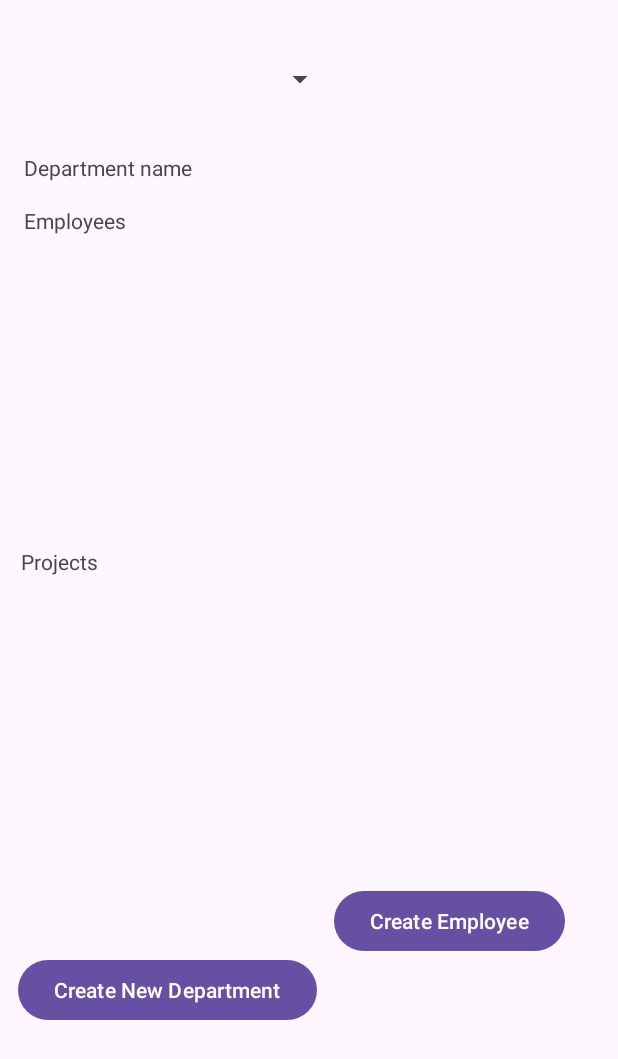
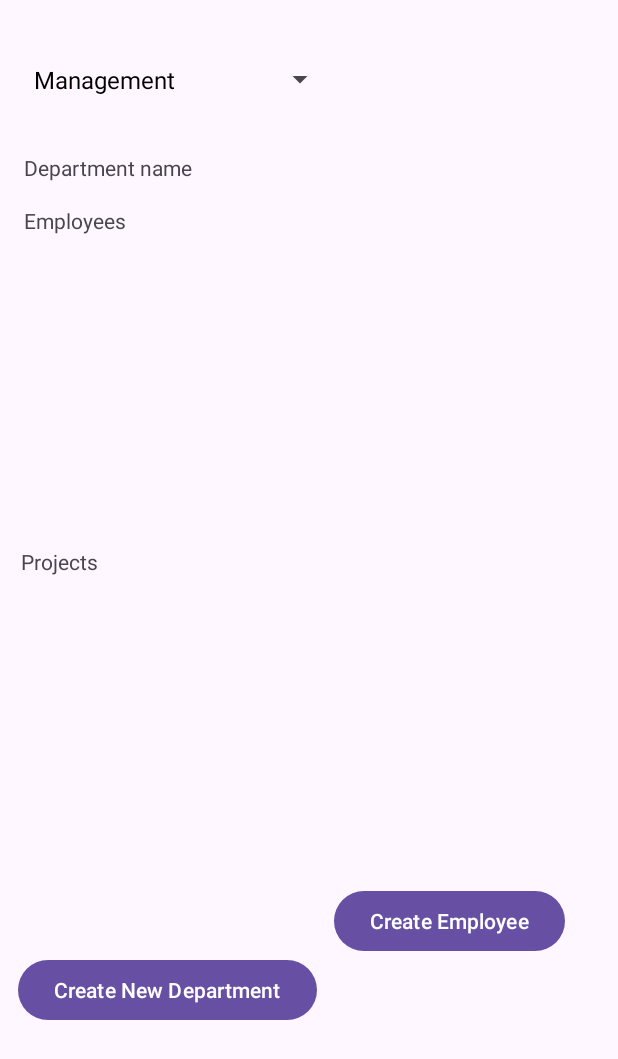
Before and after one commit to definetelynothacker/EMSadmin, an Android app: the DepartmentActivity screen opened directly, with no data from a screen before it, on a phone screen of 412 x 824 dp. Shown: the top 1059 px of the screen. Run offline under Robolectric (Android 15) with nearby library versions, the phone set to English and light mode, and no system bars.

Commit message:
Department activity spinner, need to do recyclerview next within departmentActivity

```diff
--- a/app/src/main/java/com/example/emsadmin/DepartmentActivity.kt
+++ b/app/src/main/java/com/example/emsadmin/DepartmentActivity.kt
@@ -2,17 +2,28 @@ package com.example.emsadmin
 
 import android.content.Intent
 import android.os.Bundle
+import android.view.View
+import android.widget.AdapterView
+import android.widget.ArrayAdapter
 import android.widget.Button
 import android.widget.EditText
+import android.widget.Spinner
 import android.widget.Toast
 import androidx.activity.enableEdgeToEdge
 import androidx.appcompat.app.AppCompatActivity
 import androidx.core.view.ViewCompat
 import androidx.core.view.WindowInsetsCompat
+import androidx.recyclerview.widget.RecyclerView
 
 class DepartmentActivity : AppCompatActivity() {
 
     private lateinit var btnCreateEmployee: Button
+    private lateinit var spinnerDepartments: Spinner
+    private lateinit var selectedDepartmentID: String
+    private lateinit var employeeListAssignedToDepartment: MutableList<Employee>
+    private lateinit var employeeListToDisplay: MutableList<Employee>
+
+    private lateinit var rcvEmployeeInDepartment: RecyclerView
 
     override fun onCreate(savedInstanceState: Bundle?) {
         super.onCreate(savedInstanceState)
@@ -25,6 +36,34 @@ class DepartmentActivity : AppCompatActivity() {
         }
         navigateToAddDepartmentActivity()
         navigateToAddEmployeeActivity()
+
+        employeeListAssignedToDepartment = mutableListOf()
+        employeeListToDisplay = mutableListOf()
+
+        spinnerDepartments = findViewById(R.id.spinnerDepartments)
+        val departmentList = DepartmentManager.getDepartmentList().map{it.getDepartmentName() to it.getDepartmentID()}
+        if (departmentList.isEmpty()) {
+            Toast.makeText(this, "No departments found", Toast.LENGTH_SHORT).show()
+            return
+        }
+        val departmentNames = departmentList.map{it.first}
+        val adapter = ArrayAdapter(this, R.layout.department_spinner_text_only, departmentNames)
+        adapter.setDropDownViewResource(android.R.layout.simple_spinner_dropdown_item)
+        spinnerDepartments.adapter = adapter
+        spinnerDepartments.onItemSelectedListener = object : AdapterView.OnItemSelectedListener{
+            override fun onItemSelected(parent: AdapterView<*>?, view: View?, position: Int, id: Long) {
+                selectedDepartmentID = departmentList[position].second
+                getEmployeesUnderDepartment(selectedDepartmentID)
+            }
+            override fun onNothingSelected(parent: AdapterView<*>?){
+                selectedDepartmentID = ""
+            }
+        }/*
+        getEmployeesUnderDepartment(selectedDepartmentID)
+        rcvEmployeeInDepartment = findViewById(R.id.rcvEmployeeInDepartment)
+        val adapterEmp = EmployeeAdapter(employeeListToDisplay)
+        rcvEmployeeInDepartment.adapter = adapterEmp*/
+
     }
     private fun navigateToAddDepartmentActivity(){
         val btnCreateDepartment: Button = findViewById(R.id.btnCreateDepartment)
@@ -34,13 +73,23 @@ class DepartmentActivity : AppCompatActivity() {
         }
     }
     private fun navigateToAddEmployeeActivity(){
-        val btnCreateEmployee1: Button = findViewById(R.id.btnCreateEmployee1)
+        val  btnCreateEmployee1: Button = findViewById(R.id.btnCreateEmployee1)
         btnCreateEmployee1.setOnClickListener{
             val intent = Intent(this, AddEmployeeActivity::class.java)
             startActivity(intent)
         }
     }
-    private fun createEmployeeAssignedToDepartment(){
-
+    private fun getEmployeesUnderDepartment(departmentID: String){
+        val department = DepartmentManager.searchDepartmentObjByID(departmentID)
+        val employeeListInDepartment = department?.getEmployeeList()
+        val totalEmployeeList = EmployeeManager.getEmployeeList()
+        if (employeeListInDepartment != null) {
+            for(strID in employeeListInDepartment){
+                for(obj in totalEmployeeList){
+                    if(obj.getEmployeeID()==strID)
+                       employeeListToDisplay.add(obj)
+                }
+            }
+        }
     }
 }
--- a/app/src/main/java/com/example/emsadmin/DepartmentManager.kt
+++ b/app/src/main/java/com/example/emsadmin/DepartmentManager.kt
@@ -12,11 +12,11 @@ object DepartmentManager {
     fun getDepartmentList(): MutableList<Department>{
         return departmentList
     }
-    fun searchDepartmentObjByID(depID: String): Boolean{
+    fun searchDepartmentObjByID(depID: String): Department?{
         for(obj in departmentList){
             if(obj.getDepartmentID()==depID)
-                return true
+                return obj
         }
-        return false
+        return null
     }
 }
--- a/app/src/main/java/com/example/emsadmin/EmployeeManager.kt
+++ b/app/src/main/java/com/example/emsadmin/EmployeeManager.kt
@@ -15,11 +15,11 @@ object EmployeeManager{
     fun getEmployeeList(): MutableList<Employee>{
         return employeeList
     }
-    fun searchEmployeeObjByID(empID: String): Boolean{
+    fun searchEmployeeObjByID(empID: String): Employee?{
         for(obj in employeeList){
             if(obj.getEmployeeID()==empID)
-                return true
+                return obj
         }
-        return false
+        return null
     }
 }
--- a/app/src/main/java/com/example/emsadmin/ProjectAdapter.kt
+++ b/app/src/main/java/com/example/emsadmin/ProjectAdapter.kt
@@ -13,7 +13,7 @@ class ProjectAdapter(private val projectList: MutableList<Project>):
 
 
     inner class ViewHolder(itemView: android.view.View): RecyclerView.ViewHolder(itemView){
-        val tvProjectName: TextView = itemView.findViewById(R.id.tvProjectName)
+        val tvProjectName: TextView = itemView.findViewById(R.id.tvEmployeeNameAdapter)
         val tvProjectStatus: TextView = itemView.findViewById(R.id.tvProjectStatus)
         val tvProjectStartDate: TextView = itemView.findViewById(R.id.tvProjectStartDate)
         val tvProjectEndDate: TextView = itemView.findViewById(R.id.tvProjectEndDate)
--- a/app/src/main/java/com/example/emsadmin/ProjectManager.kt
+++ b/app/src/main/java/com/example/emsadmin/ProjectManager.kt
@@ -170,11 +170,11 @@ object ProjectManager {
         )
     )
 
-    fun searchProjectObjByID(projID: String): Boolean{
+    fun searchProjectObjByID(projID: String): Project?{
         for(obj in projectList){
             if(obj.getProjectID()==projID)
-                return true
+                return obj
         }
-        return false
+        return null
     }
 }
--- a/app/src/main/java/com/example/emsadmin/TaskManager.kt
+++ b/app/src/main/java/com/example/emsadmin/TaskManager.kt
@@ -18,11 +18,11 @@ object TaskManager {
     fun getTaskList(): MutableList<Task>{
         return taskList
     }
-    fun searchTaskObjByID(taskID: String): Boolean{
+    fun searchTaskObjByID(taskID: String): Task?{
         for(obj in taskList){
             if(obj.getTaskID()==taskID)
-                return true
+                return obj
         }
-        return false
+        return null
     }
 }
--- a/app/src/main/res/layout/activity_department.xml
+++ b/app/src/main/res/layout/activity_department.xml
@@ -41,7 +41,7 @@
         app:layout_constraintTop_toBottomOf="@+id/spinnerDepartments" />
 
     <androidx.recyclerview.widget.RecyclerView
-        android:id="@+id/recyclerView"
+        android:id="@+id/rcvEmployeeInDepartment"
         android:layout_width="240dp"
         android:layout_height="160dp"
         android:layout_marginTop="8dp"
@@ -70,7 +70,7 @@
         app:layout_constraintEnd_toEndOf="parent"
         app:layout_constraintHorizontal_bias="0.038"
         app:layout_constraintStart_toStartOf="parent"
-        app:layout_constraintTop_toBottomOf="@+id/recyclerView" />
+        app:layout_constraintTop_toBottomOf="@+id/rcvEmployeeInDepartment" />
 
     <androidx.recyclerview.widget.RecyclerView
         android:id="@+id/recyclerView2"
--- /dev/null
+++ b/app/src/main/res/layout/department_spinner_text_only.xml
@@ -0,0 +1,7 @@
+<?xml version="1.0" encoding="utf-8"?>
+<TextView xmlns:android="http://schemas.android.com/apk/res/android"
+    android:layout_width="match_parent"
+    android:layout_height="wrap_content"
+    android:padding="8dp"
+    android:textSize="16sp"
+    android:textColor="@android:color/black" />
```
Also changed, not shown: app/src/main/java/com/example/emsadmin/AddTaskActivity.kt (+20 -1 lines), app/src/main/java/com/example/emsadmin/EmployeeAdapter.kt (added, +41 -0 lines), app/src/main/res/layout/employee_recycle_view.xml (added, +47 -0 lines), app/src/main/res/layout/employee_spinner_text_only.xml (added, +14 -0 lines), app/src/main/res/layout/project_recycle_view.xml (+4 -4 lines), app/src/main/res/layout/project_spinner_text_only.xml (added, +14 -0 lines), app/src/main/res/layout/task_spinner_text_only.xml (added, +14 -0 lines), app/src/main/res/drawable/employee_default_logo.png (added).
